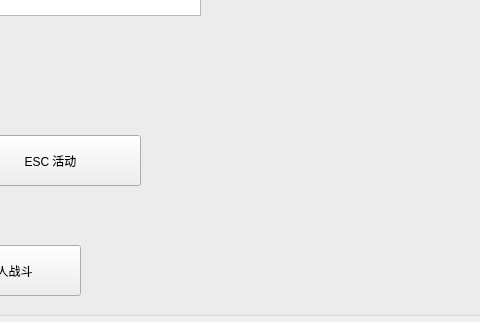
Before: the Qt Designer form debugform.ui in A-SunsetMkt-Forks/wuwaBackendTool, drawn with Qt 5; both pictures show x 300 to 780 and y 175 to 497 of the 997 by 497 pixel window.
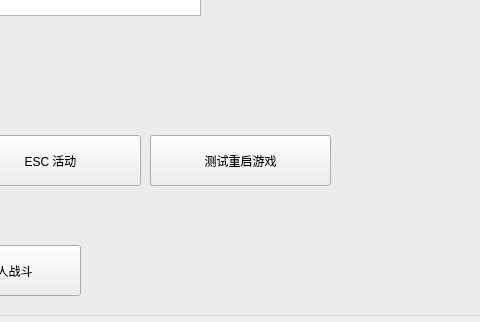
After: the same form once the commit is applied.

```diff
--- a/debugform.ui
+++ b/debugform.ui
@@ -178,6 +178,19 @@
      <string>开始不切人战斗</string>
     </property>
    </widget>
+   <widget class="QPushButton" name="testRebootGame">
+    <property name="geometry">
+     <rect>
+      <x>440</x>
+      <y>250</y>
+      <width>181</width>
+      <height>51</height>
+     </rect>
+    </property>
+    <property name="text">
+     <string>测试重启游戏</string>
+    </property>
+   </widget>
   </widget>
  </widget>
  <resources/>
```
